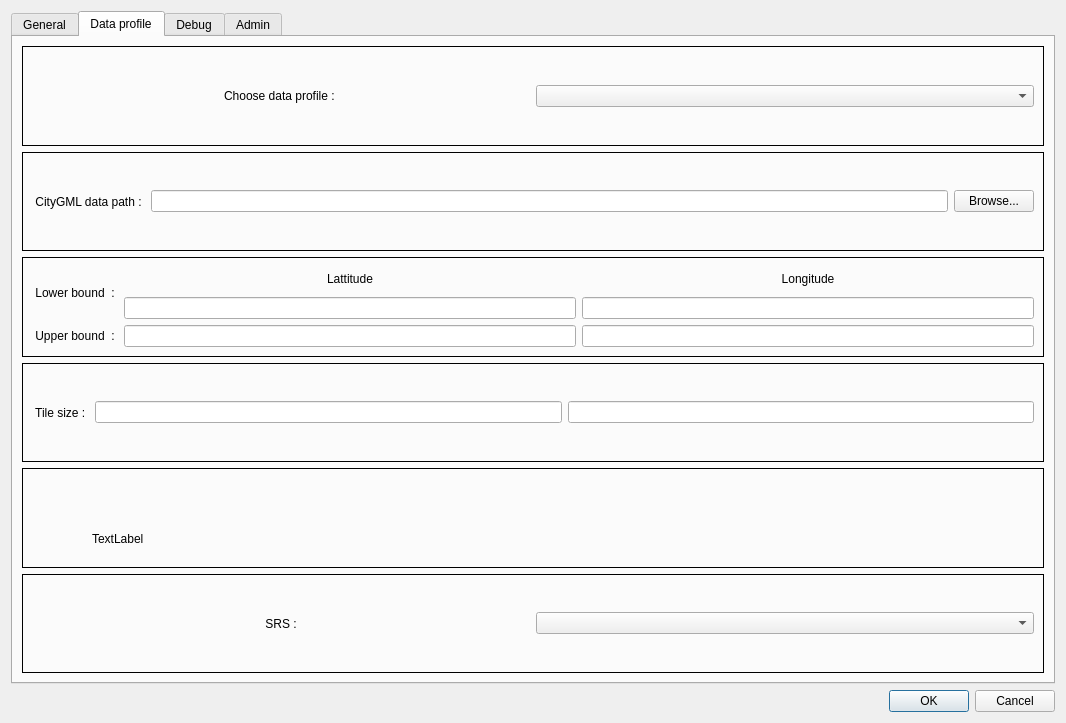
First picture: the form in ui/dialogSettings.ui, repository VCityTeam/3DUSE, before the edit.
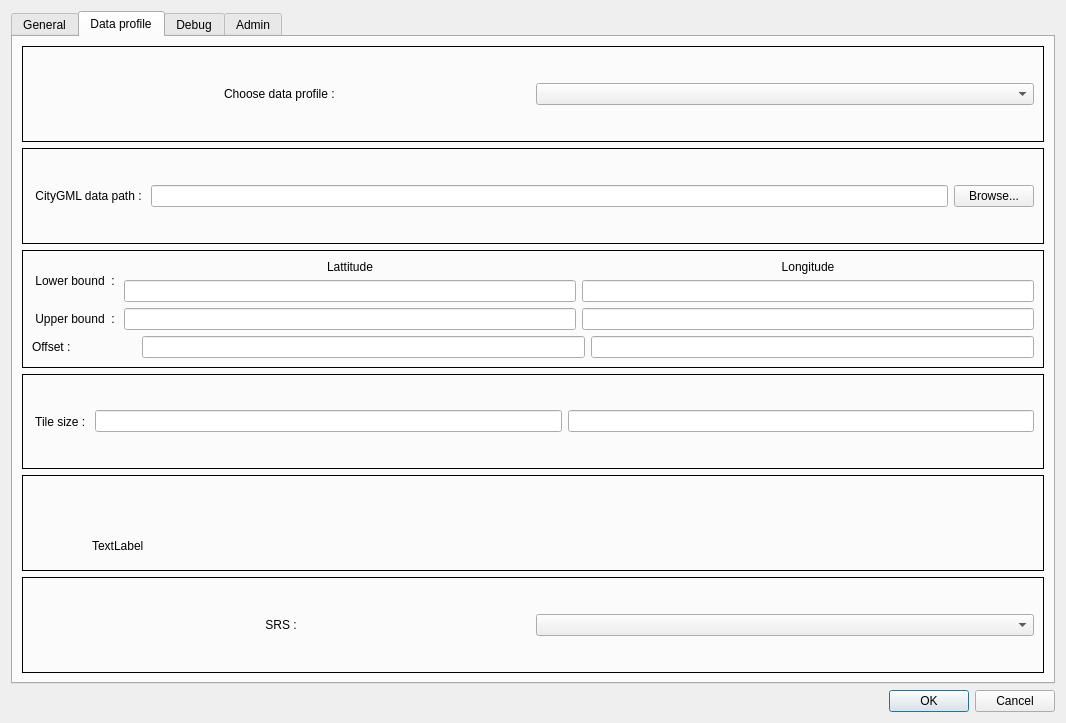
Second picture: the form after the edit. The open tabs and pages were chosen to show the change.

The edit to the form file:
```diff
--- a/ui/dialogSettings.ui
+++ b/ui/dialogSettings.ui
@@ -183,6 +183,29 @@
             </item>
            </layout>
           </item>
+          <item>
+           <layout class="QHBoxLayout" name="horizontalLayout_7">
+            <item>
+             <widget class="QLabel" name="label_10">
+              <property name="minimumSize">
+               <size>
+                <width>104</width>
+                <height>0</height>
+               </size>
+              </property>
+              <property name="text">
+               <string>Offset : </string>
+              </property>
+             </widget>
+            </item>
+            <item>
+             <widget class="QLineEdit" name="lineEditOffsetX"/>
+            </item>
+            <item>
+             <widget class="QLineEdit" name="lineEditOffsetY"/>
+            </item>
+           </layout>
+          </item>
          </layout>
         </widget>
        </item>
```
Left out of the diff: 8 changed lines with no effect on the pictures.
